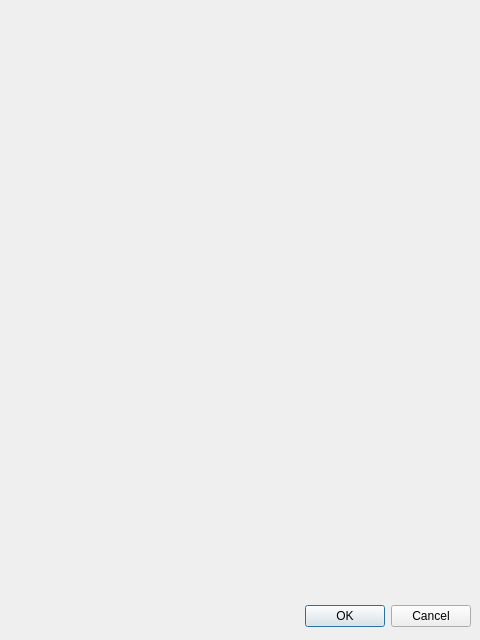
Old version of the form configdialog.ui in the repository RauchendeKanonen/qcanobserver.
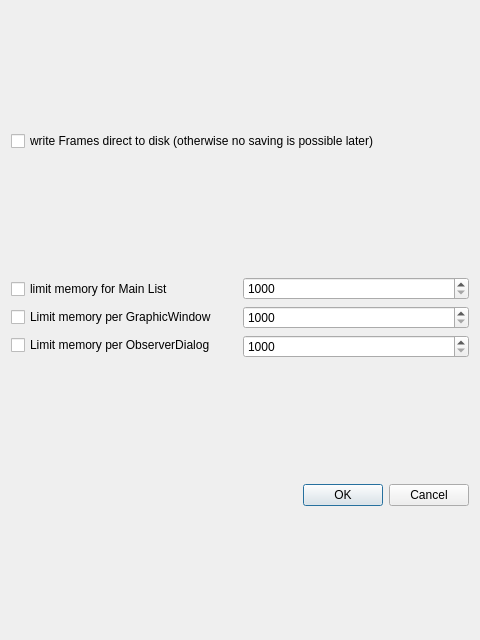
New version of the form.

The edit to the form file:
```diff
--- a/configdialog.ui
+++ b/configdialog.ui
@@ -13,22 +13,110 @@
   <property name="windowTitle">
    <string>Dialog</string>
   </property>
-  <widget class="QDialogButtonBox" name="buttonBox">
-   <property name="geometry">
-    <rect>
-     <x>10</x>
-     <y>600</y>
-     <width>461</width>
-     <height>32</height>
-    </rect>
-   </property>
-   <property name="orientation">
-    <enum>Qt::Horizontal</enum>
-   </property>
-   <property name="standardButtons">
-    <set>QDialogButtonBox::Cancel|QDialogButtonBox::Ok</set>
-   </property>
-  </widget>
+  <layout class="QVBoxLayout" name="verticalLayout">
+   <item>
+    <layout class="QVBoxLayout" name="verticalLayout_4">
+     <item>
+      <widget class="QCheckBox" name="checkBoxWriteToDisk">
+       <property name="text">
+        <string>write Frames direct to disk (otherwise no saving is possible later)</string>
+       </property>
+      </widget>
+     </item>
+    </layout>
+   </item>
+   <item>
+    <layout class="QHBoxLayout" name="horizontalLayout">
+     <item>
+      <layout class="QVBoxLayout" name="verticalLayout_3">
+       <item>
+        <widget class="QCheckBox" name="checkBoxMainMem">
+         <property name="text">
+          <string>limit memory for Main List</string>
+         </property>
+        </widget>
+       </item>
+       <item>
+        <widget class="QCheckBox" name="checkBoxMemGraphic">
+         <property name="text">
+          <string>Limit memory per GraphicWindow</string>
+         </property>
+        </widget>
+       </item>
+       <item>
+        <widget class="QCheckBox" name="checkBoxObserverMem">
+         <property name="text">
+          <string>Limit memory per ObserverDialog</string>
+         </property>
+        </widget>
+       </item>
+      </layout>
+     </item>
+     <item>
+      <layout class="QVBoxLayout" name="verticalLayout_2">
+       <item>
+        <widget class="QDoubleSpinBox" name="doubleSpinBoxMainMem">
+         <property name="decimals">
+          <number>0</number>
+         </property>
+         <property name="minimum">
+          <double>1000.000000000000000</double>
+         </property>
+         <property name="maximum">
+          <double>1000000.000000000000000</double>
+         </property>
+         <property name="singleStep">
+          <double>1000.000000000000000</double>
+         </property>
+        </widget>
+       </item>
+       <item>
+        <widget class="QDoubleSpinBox" name="doubleSpinBoxGraphMem">
+         <property name="decimals">
+          <number>0</number>
+         </property>
+         <property name="minimum">
+          <double>1000.000000000000000</double>
+         </property>
+         <property name="maximum">
+          <double>1000000.000000000000000</double>
+         </property>
+         <property name="singleStep">
+          <double>1000.000000000000000</double>
+         </property>
+        </widget>
+       </item>
+       <item>
+        <widget class="QDoubleSpinBox" name="doubleSpinBoxObserverMem">
+         <property name="decimals">
+          <number>0</number>
+         </property>
+         <property name="minimum">
+          <double>1000.000000000000000</double>
+         </property>
+         <property name="maximum">
+          <double>1000000.000000000000000</double>
+         </property>
+         <property name="singleStep">
+          <double>1000.000000000000000</double>
+         </property>
+        </widget>
+       </item>
+      </layout>
+     </item>
+    </layout>
+   </item>
+   <item>
+    <widget class="QDialogButtonBox" name="buttonBox">
+     <property name="orientation">
+      <enum>Qt::Horizontal</enum>
+     </property>
+     <property name="standardButtons">
+      <set>QDialogButtonBox::Cancel|QDialogButtonBox::Ok</set>
+     </property>
+    </widget>
+   </item>
+  </layout>
  </widget>
  <resources/>
  <connections>
```
